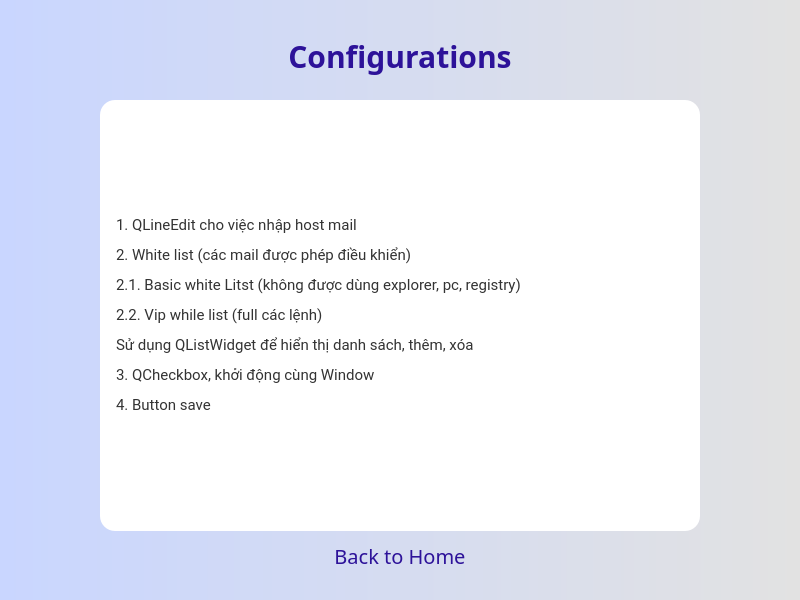
The window that src/ui/ui_configwindow.ui (htrvu/remote-control-with-email-service) describes before a commit, drawn with Qt 5.
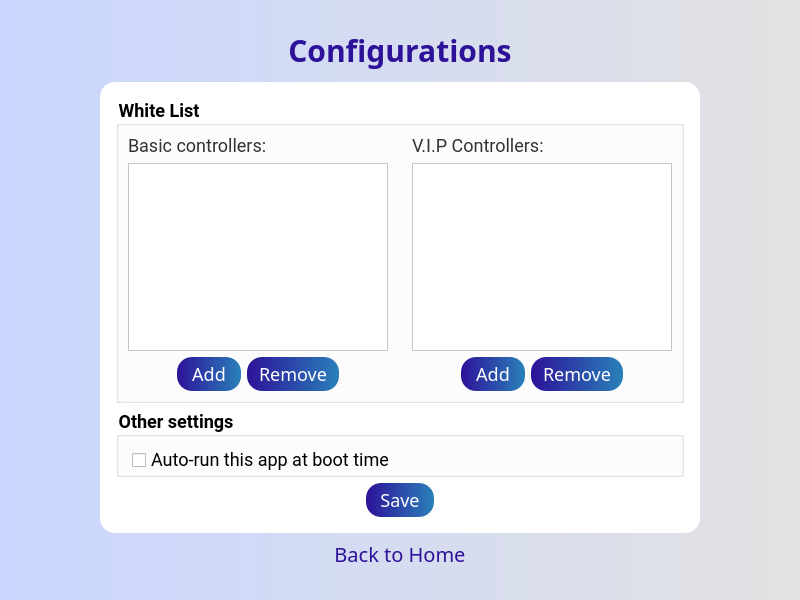
The same window after the commit. The open tabs and pages were chosen to show the change. Icons and pictures are not drawn.

Diff of the .ui file:
```diff
--- a/src/ui/ui_configwindow.ui
+++ b/src/ui/ui_configwindow.ui
@@ -399,7 +399,7 @@
       <property name="geometry">
        <rect>
         <x>300</x>
-        <y>542</y>
+        <y>540</y>
         <width>200</width>
         <height>28</height>
        </rect>
@@ -433,7 +433,7 @@
       <property name="geometry">
        <rect>
         <x>0</x>
-        <y>30</y>
+        <y>24</y>
         <width>800</width>
         <height>51</height>
        </rect>
@@ -462,9 +462,9 @@
       <property name="geometry">
        <rect>
         <x>100</x>
-        <y>100</y>
+        <y>82</y>
         <width>600</width>
-        <height>431</height>
+        <height>451</height>
        </rect>
       </property>
       <property name="styleSheet">
@@ -473,40 +473,463 @@
 	border-radius: 15px;
 }
 
+QGroupBox {
+	font-size: 18px;
+}
+
 QLabel {
 	font-size: 18px;
 }</string>
       </property>
-      <layout class="QVBoxLayout" name="verticalLayout_5" stretch="0">
+      <layout class="QVBoxLayout" name="verticalLayout_5" stretch="1,0,0">
        <property name="leftMargin">
         <number>16</number>
        </property>
        <property name="topMargin">
-        <number>8</number>
+        <number>16</number>
        </property>
        <property name="rightMargin">
         <number>16</number>
        </property>
        <property name="bottomMargin">
-        <number>8</number>
+        <number>16</number>
        </property>
        <item>
-        <widget class="QLabel" name="label_13">
+        <widget class="QGroupBox" name="groupBox_4">
          <property name="font">
           <font>
            <family>Roboto</family>
            <pointsize>-1</pointsize>
+           <weight>75</weight>
+           <bold>true</bold>
           </font>
          </property>
-         <property name="text">
-          <string>&lt;html&gt;&lt;head/&gt;&lt;body&gt;&lt;p&gt;&lt;span style=&quot; font-size:11pt;&quot;&gt;1. QLineEdit cho việc nhập host mail&lt;/span&gt;&lt;/p&gt;&lt;p&gt;&lt;span style=&quot; font-size:11pt;&quot;&gt;2. White list (các mail được phép điều khiển)&lt;/span&gt;&lt;/p&gt;&lt;p&gt;&lt;span style=&quot; font-size:11pt;&quot;&gt;2.1. Basic white Litst (không được dùng explorer, pc, registry)&lt;/span&gt;&lt;/p&gt;&lt;p&gt;&lt;span style=&quot; font-size:11pt;&quot;&gt;2.2. Vip while list (full các lệnh)&lt;/span&gt;&lt;/p&gt;&lt;p&gt;&lt;span style=&quot; font-size:11pt;&quot;&gt;Sử dụng QListWidget để hiển thị danh sách, thêm, xóa&lt;/span&gt;&lt;/p&gt;&lt;p&gt;&lt;span style=&quot; font-size:11pt;&quot;&gt;3. QCheckbox, khởi động cùng Window&lt;/span&gt;&lt;/p&gt;&lt;p&gt;&lt;span style=&quot; font-size:11pt;&quot;&gt;4. Button save&lt;/span&gt;&lt;/p&gt;&lt;/body&gt;&lt;/html&gt;</string>
+         <property name="styleSheet">
+          <string notr="true">QPushButton {
+	background: qlineargradient( x1:0 y1:0, x2:1 y2:0, stop:0 #2d1299,  stop:1 #2980b9);
+	padding: 4px 12px;
+ 	font-size: 18px;
+	color: #fff;
+	border: none;
+	border-radius: 15px;
+}
+
+QPushButton:hover {
+	background: qlineargradient( x1:0 y1:0, x2:1 y2:0, stop:0 #8e2de2,  stop:1 #4a00e0);
+}</string>
+         </property>
+         <property name="title">
+          <string>White List</string>
+         </property>
+         <property name="flat">
+          <bool>true</bool>
+         </property>
+         <property name="checkable">
+          <bool>false</bool>
+         </property>
+         <layout class="QHBoxLayout" name="horizontalLayout_3">
+          <property name="leftMargin">
+           <number>0</number>
+          </property>
+          <property name="topMargin">
+           <number>0</number>
+          </property>
+          <property name="rightMargin">
+           <number>0</number>
+          </property>
+          <property name="bottomMargin">
+           <number>0</number>
+          </property>
+          <item>
+           <widget class="QWidget" name="widget_4" native="true">
+            <layout class="QVBoxLayout" name="verticalLayout">
+             <item>
+              <widget class="QLabel" name="label_10">
+               <property name="font">
+                <font>
+                 <family>Roboto</family>
+                 <pointsize>-1</pointsize>
+                </font>
+               </property>
+               <property name="text">
+                <string>Basic controllers:</string>
+               </property>
+              </widget>
+             </item>
+             <item>
+              <widget class="QListWidget" name="basicList">
+               <property name="font">
+                <font>
+                 <family>Roboto</family>
+                 <pointsize>-1</pointsize>
+                </font>
+               </property>
+               <property name="styleSheet">
+                <string notr="true">QListWidget {
+	font-size: 18px;
+	background-color: white;
+	padding-left: 6px;
+}
+
+
+QScrollBar:vertical {  
+	border-radius: 5px;
+    background: transparent;
+    width: 18px;    
+    margin: 8px 0px 0px 8px;
+}
+
+QScrollBar::handle:vertical {
+	/*cff4ff*/
+    background: #2d1299;
+	border-radius: 5px;
+}
+
+QScrollBar::add-line:vertical {
+    height: 0px;
+    subcontrol-position: bottom;
+    subcontrol-origin: margin;
+}
+
+QScrollBar::sub-line:vertical {
+    height: 0 px;
+    subcontrol-position: top;
+    subcontrol-origin: margin;
+}</string>
+               </property>
+               <property name="spacing">
+                <number>0</number>
+               </property>
+              </widget>
+             </item>
+             <item>
+              <widget class="QWidget" name="widget_5" native="true">
+               <layout class="QHBoxLayout" name="horizontalLayout_4" stretch="0,1,1,0">
+                <property name="topMargin">
+                 <number>0</number>
+                </property>
+                <property name="bottomMargin">
+                 <number>0</number>
+                </property>
+                <item>
+                 <spacer name="horizontalSpacer_3">
+                  <property name="orientation">
+                   <enum>Qt::Horizontal</enum>
+                  </property>
+                  <property name="sizeHint" stdset="0">
+                   <size>
+                    <width>40</width>
+                    <height>20</height>
+                   </size>
+                  </property>
+                 </spacer>
+                </item>
+                <item>
+                 <widget class="QPushButton" name="basicAddBtn">
+                  <property name="font">
+                   <font>
+                    <family>SVN-Cookies</family>
+                    <pointsize>-1</pointsize>
+                   </font>
+                  </property>
+                  <property name="cursor">
+                   <cursorShape>PointingHandCursor</cursorShape>
+                  </property>
+                  <property name="text">
+                   <string>Add</string>
+                  </property>
+                 </widget>
+                </item>
+                <item>
+                 <widget class="QPushButton" name="basicRemoveBtn">
+                  <property name="font">
+                   <font>
+                    <family>SVN-Cookies</family>
+                    <pointsize>-1</pointsize>
+                   </font>
+                  </property>
+                  <property name="cursor">
+                   <cursorShape>PointingHandCursor</cursorShape>
+                  </property>
+                  <property name="text">
+                   <string>Remove</string>
+                  </property>
+                 </widget>
+                </item>
+                <item>
+                 <spacer name="horizontalSpacer_4">
+                  <property name="orientation">
+                   <enum>Qt::Horizontal</enum>
+                  </property>
+                  <property name="sizeHint" stdset="0">
+                   <size>
+                    <width>40</width>
+                    <height>20</height>
+                   </size>
+                  </property>
+                 </spacer>
+                </item>
+               </layout>
+              </widget>
+             </item>
+            </layout>
+           </widget>
+          </item>
+          <item>
+           <widget class="QWidget" name="widget_6" native="true">
+            <layout class="QVBoxLayout" name="verticalLayout_6">
+             <item>
+              <widget class="QLabel" name="label_13">
+               <property name="font">
+                <font>
+                 <family>Roboto</family>
+                 <pointsize>-1</pointsize>
+                </font>
+               </property>
+               <property name="text">
+                <string>V.I.P Controllers:</string>
+               </property>
+              </widget>
+             </item>
+             <item>
+              <widget class="QListWidget" name="vipList">
+               <property name="font">
+                <font>
+                 <family>Roboto</family>
+                 <pointsize>-1</pointsize>
+                </font>
+               </property>
+               <property name="styleSheet">
+                <string notr="true">QListWidget {
+	font-size: 18px;
+	background-color: white;
+	padding-left: 6px;
+}
+
+
+QScrollBar:vertical {  
+	border-radius: 5px;
+    background: transparent;
+    width: 18px;    
+    margin: 8px 0px 0px 8px;
+}
+
+QScrollBar::handle:vertical {
+	/*cff4ff*/
+    background: #2d1299;
+	border-radius: 5px;
+}
+
+QScrollBar::add-line:vertical {
+    height: 0px;
+    subcontrol-position: bottom;
+    subcontrol-origin: margin;
+}
+
+QScrollBar::sub-line:vertical {
+    height: 0 px;
+    subcontrol-position: top;
+    subcontrol-origin: margin;
+}</string>
+               </property>
+              </widget>
+             </item>
+             <item>
+              <widget class="QWidget" name="widget_7" native="true">
+               <layout class="QHBoxLayout" name="horizontalLayout_5" stretch="0,1,1,0">
+                <property name="topMargin">
+                 <number>0</number>
+                </property>
+                <property name="bottomMargin">
+                 <number>0</number>
+                </property>
+                <item>
+                 <spacer name="horizontalSpacer_7">
+                  <property name="orientation">
+                   <enum>Qt::Horizontal</enum>
+                  </property>
+                  <property name="sizeHint" stdset="0">
+                   <size>
+                    <width>40</width>
+                    <height>20</height>
+                   </size>
+                  </property>
+                 </spacer>
+                </item>
+                <item>
+                 <widget class="QPushButton" name="vipAddBtn">
+                  <property name="font">
+                   <font>
+                    <family>SVN-Cookies</family>
+                    <pointsize>-1</pointsize>
+                   </font>
+                  </property>
+                  <property name="cursor">
+                   <cursorShape>PointingHandCursor</cursorShape>
+                  </property>
+                  <property name="text">
+                   <string>Add</string>
+                  </property>
+                 </widget>
+                </item>
+                <item>
+                 <widget class="QPushButton" name="vipRemoveBtn">
+                  <property name="font">
+                   <font>
+                    <family>SVN-Cookies</family>
+                    <pointsize>-1</pointsize>
+                   </font>
+                  </property>
+                  <property name="cursor">
+                   <cursorShape>PointingHandCursor</cursorShape>
+                  </property>
+                  <property name="text">
+                   <string>Remove</string>
+                  </property>
+                 </widget>
+                </item>
+                <item>
+                 <spacer name="horizontalSpacer_8">
+                  <property name="orientation">
+                   <enum>Qt::Horizontal</enum>
+                  </property>
+                  <property name="sizeHint" stdset="0">
+                   <size>
+                    <width>40</width>
+                    <height>20</height>
+                   </size>
+                  </property>
+                 </spacer>
+                </item>
+               </layout>
+              </widget>
+             </item>
+            </layout>
+           </widget>
+          </item>
+         </layout>
+        </widget>
+       </item>
+       <item>
+        <widget class="QGroupBox" name="groupBox_5">
+         <property name="font">
+          <font>
+           <family>Roboto</family>
+           <pointsize>-1</pointsize>
+           <weight>75</weight>
+           <bold>true</bold>
+          </font>
+         </property>
+         <property name="styleSheet">
+          <string notr="true">QGroupBox {
+	font-size: 18px;
+}
+
+QCheckBox {
+	font-size: 18px;
+}</string>
+         </property>
+         <property name="title">
+          <string>Other settings</string>
          </property>
          <property name="alignment">
-          <set>Qt::AlignLeading|Qt::AlignLeft|Qt::AlignVCenter</set>
+          <set>Qt::AlignLeading|Qt::AlignLeft|Qt::AlignTop</set>
          </property>
-         <property name="wordWrap">
+         <property name="flat">
           <bool>true</bool>
          </property>
+         <layout class="QGridLayout" name="gridLayout">
+          <property name="leftMargin">
+           <number>13</number>
+          </property>
+          <property name="bottomMargin">
+           <number>0</number>
+          </property>
+          <item row="0" column="0">
+           <widget class="QCheckBox" name="autoRunBox">
+            <property name="font">
+             <font>
+              <family>Roboto</family>
+              <pointsize>-1</pointsize>
+             </font>
+            </property>
+            <property name="cursor">
+             <cursorShape>PointingHandCursor</cursorShape>
+            </property>
+            <property name="text">
+             <string>Auto-run this app at boot time</string>
+            </property>
+           </widget>
+          </item>
+         </layout>
+        </widget>
+       </item>
+       <item>
+        <widget class="QWidget" name="widget_2" native="true">
+         <layout class="QHBoxLayout" name="horizontalLayout">
+          <property name="topMargin">
+           <number>0</number>
+          </property>
+          <property name="bottomMargin">
+           <number>0</number>
+          </property>
+          <item>
+           <spacer name="horizontalSpacer">
+            <property name="orientation">
+             <enum>Qt::Horizontal</enum>
+            </property>
+            <property name="sizeHint" stdset="0">
+             <size>
+              <width>40</width>
+              <height>20</height>
+             </size>
+            </property>
+           </spacer>
+          </item>
+          <item>
+           <widget class="QPushButton" name="configSaveBtn">
+            <property name="font">
+             <font>
+              <family>SVN-Cookies</family>
+              <pointsize>-1</pointsize>
+             </font>
+            </property>
+            <property name="cursor">
+             <cursorShape>PointingHandCursor</cursorShape>
+            </property>
+            <property name="styleSheet">
+             <string notr="true">QPushButton {
+	background: qlineargradient( x1:0 y1:0, x2:1 y2:0, stop:0 #2d1299,  stop:1 #2980b9);
+	padding: 4px 14px;
+ 	font-size: 18px;
+	color: #fff;
+	border: none;
+	border-radius: 15px;
+}
+
+QPushButton:hover {
+	background: qlineargradient( x1:0 y1:0, x2:1 y2:0, stop:0 #8e2de2,  stop:1 #4a00e0);
+}</string>
+            </property>
+            <property name="text">
+             <string>Save</string>
+            </property>
+           </widget>
+          </item>
+          <item>
+           <spacer name="horizontalSpacer_2">
+            <property name="orientation">
+             <enum>Qt::Horizontal</enum>
+            </property>
+            <property name="sizeHint" stdset="0">
+             <size>
+              <width>40</width>
+              <height>20</height>
+             </size>
+            </property>
+           </spacer>
+          </item>
+         </layout>
         </widget>
        </item>
       </layout>
```
Left out of the diff: 193 changed lines with no effect on the pictures.
